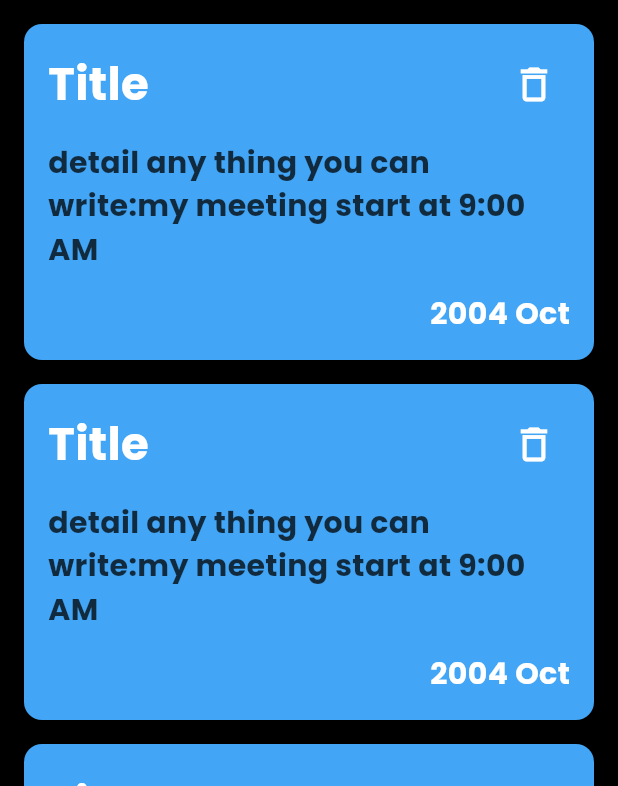
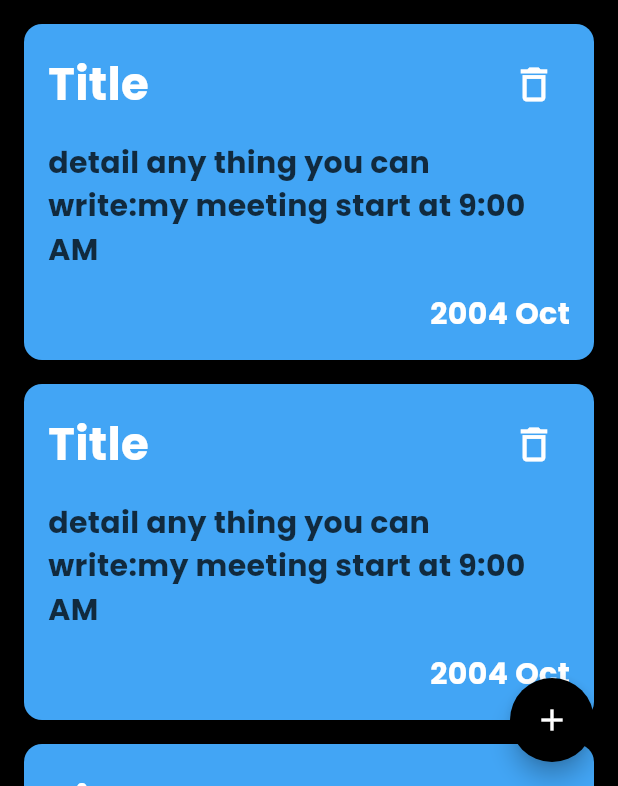
Before and after one commit to mohamedalsamrai/notes, a Flutter app: the screen it shows after launch, on a phone screen of 412 x 824 dp, the part 450-1236 px from its top. Run offline on Flutter 3.47's test engine with Material 3 defaults, Android fonts, the phone set to English and light mode, and no system bars.

Commit message:
Added elavated button and included function to pop up note

```diff
--- a/lib/pages/note_page.dart
+++ b/lib/pages/note_page.dart
@@ -1,6 +1,7 @@
 import 'package:flutter/material.dart';
 import 'package:notes/components/note_appbar.dart';
 import 'package:notes/components/notes_listview.dart';
+import 'package:notes/components/add_note_botton_sheet.dart';
 
 class NotePage extends StatelessWidget {
   const NotePage({
@@ -12,6 +13,24 @@ class NotePage extends StatelessWidget {
     return Scaffold(
       appBar: noteAppBar(),
       body: NotesListview(),
+      floatingActionButton: FloatingActionButton(
+        onPressed: () {
+          showModalBottomSheet(
+            context: context,
+            builder: (context) => const AddNoteBottonSheet(),
+          );
+        },
+        child: const Icon(
+          Icons.add,
+          color: Colors.white,
+        ),
+        backgroundColor: Colors.black,
+        shape: const RoundedRectangleBorder(
+          borderRadius: BorderRadius.all(
+            Radius.circular(30.0),
+          ),
+        ),
+      ),
     );
   }
 }
```
